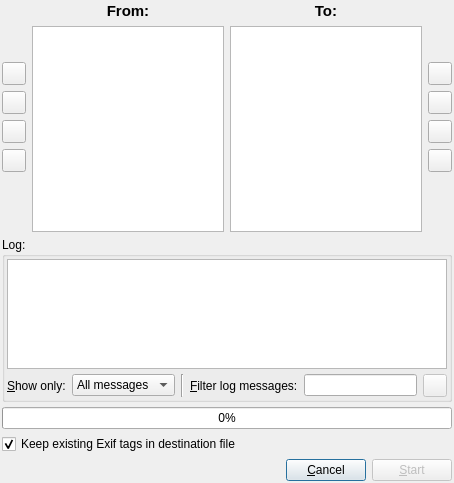
LuminanceHDR/LuminanceHDR, file src/TransplantExif/TransplantExifDialog.ui: the form before one commit.
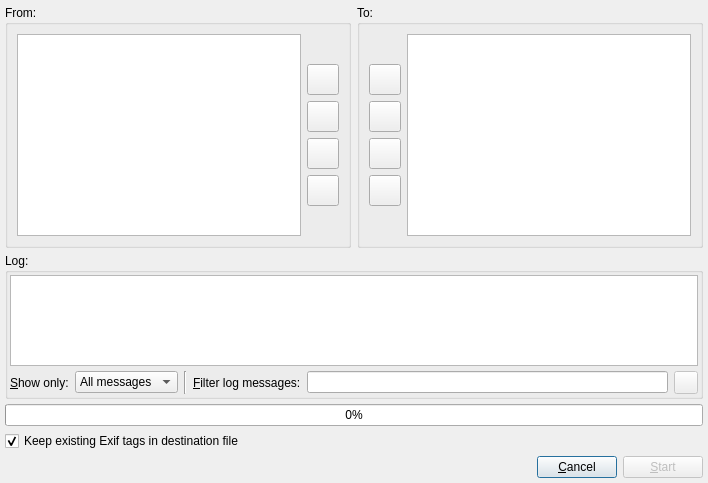
The form after the commit. Icons and pictures are not drawn.

Commit message: [GUI]: Modified BatchTMDialog and TransplantExifDialog

What changed in the file:
```diff
--- a/src/TransplantExif/TransplantExifDialog.ui
+++ b/src/TransplantExif/TransplantExifDialog.ui
@@ -1,12 +1,12 @@
 <ui version="4.0" >
  <author>Giuseppe Rota</author>
  <class>TransplantExifDialog</class>
- <widget class="QDialog" name="TransplantExifDialog" >
-  <property name="geometry" >
+ <widget class="QDialog" name="TransplantExifDialog">
+  <property name="geometry">
    <rect>
     <x>0</x>
     <y>0</y>
-    <width>454</width>
+    <width>708</width>
     <height>483</height>
    </rect>
   </property>
@@ -21,8 +21,8 @@
    <property name="spacing" >
     <number>5</number>
    </property>
-   <property name="margin" >
-    <number>2</number>
+   <property name="margin">
+    <number>5</number>
    </property>
    <item>
     <layout class="QHBoxLayout" >
@@ -33,122 +33,22 @@
       <number>0</number>
      </property>
      <item>
-      <layout class="QVBoxLayout" >
-       <property name="spacing" >
-        <number>6</number>
+      <widget class="QGroupBox" name="groupBox_2">
+       <property name="title">
+        <string>From:</string>
        </property>
-       <property name="margin" >
-        <number>0</number>
-       </property>
-       <item>
-        <spacer>
-         <property name="orientation" >
-          <enum>Qt::Vertical</enum>
-         </property>
-         <property name="sizeHint" stdset="0" >
-          <size>
-           <width>20</width>
-           <height>40</height>
-          </size>
-         </property>
-        </spacer>
-       </item>
-       <item>
-        <widget class="QToolButton" name="moveup_left_button" >
-         <property name="toolTip" >
-          <string>Move up selected file(s)</string>
-         </property>
-         <property name="icon" >
-          <iconset resource="../../icons.qrc" >
-           <normaloff>:/new/prefix1/images/uparrow.png</normaloff>:/new/prefix1/images/uparrow.png</iconset>
-         </property>
-         <property name="toolButtonStyle" >
-          <enum>Qt::ToolButtonTextUnderIcon</enum>
-         </property>
-        </widget>
-       </item>
-       <item>
-        <widget class="QToolButton" name="movedown_left_button" >
-         <property name="toolTip" >
-          <string>Move down selected file(s)</string>
-         </property>
-         <property name="icon" >
-          <iconset resource="../../icons.qrc" >
-           <normaloff>:/new/prefix1/images/downarrow.png</normaloff>:/new/prefix1/images/downarrow.png</iconset>
-         </property>
-         <property name="toolButtonStyle" >
-          <enum>Qt::ToolButtonTextUnderIcon</enum>
-         </property>
-        </widget>
-       </item>
-       <item>
-        <widget class="QToolButton" name="removeleft" >
-         <property name="toolTip" >
-          <string>Remove selected file(s) from the list</string>
-         </property>
-         <property name="icon" >
-          <iconset resource="../../icons.qrc" >
-           <normaloff>:/new/prefix1/images/remove.png</normaloff>:/new/prefix1/images/remove.png</iconset>
-         </property>
-         <property name="toolButtonStyle" >
-          <enum>Qt::ToolButtonTextUnderIcon</enum>
-         </property>
-        </widget>
-       </item>
-       <item>
-        <widget class="QToolButton" name="addleft" >
-         <property name="toolTip" >
-          <string>Append files to the list</string>
-         </property>
-         <property name="icon" >
-          <iconset resource="../../icons.qrc" >
-           <normaloff>:/new/prefix1/images/add.png</normaloff>:/new/prefix1/images/add.png</iconset>
-         </property>
-         <property name="toolButtonStyle" >
-          <enum>Qt::ToolButtonTextUnderIcon</enum>
-         </property>
-        </widget>
-       </item>
-       <item>
-        <spacer>
-         <property name="orientation" >
-          <enum>Qt::Vertical</enum>
-         </property>
-         <property name="sizeHint" stdset="0" >
-          <size>
-           <width>20</width>
-           <height>40</height>
-          </size>
-         </property>
-        </spacer>
-       </item>
-      </layout>
-     </item>
-     <item>
-      <layout class="QVBoxLayout" >
-       <property name="spacing" >
+       <layout class="QGridLayout" name="gridLayout">
+        <item row="0" column="0">
+         <layout class="QVBoxLayout" name="_2">
+          <property name="spacing">
         <number>6</number>
        </property>
-       <property name="margin" >
+          <property name="margin">
         <number>0</number>
        </property>
        <item>
-        <widget class="QLabel" name="label" >
-         <property name="text" >
-          <string>&lt;!DOCTYPE HTML PUBLIC "-//W3C//DTD HTML 4.0//EN" "http://www.w3.org/TR/REC-html40/strict.dtd">
-&lt;html>&lt;head>&lt;meta name="qrichtext" content="1" />&lt;style type="text/css">
-p, li { white-space: pre-wrap; }
-&lt;/style>&lt;/head>&lt;body style=" font-family:'DejaVu Sans'; font-size:9pt; font-weight:400; font-style:normal;">
-&lt;p style=" margin-top:0px; margin-bottom:0px; margin-left:0px; margin-right:0px; -qt-block-indent:0; text-indent:0px; font-family:'Sans Serif';">&lt;span style=" font-size:11pt; font-weight:600;">From:&lt;/span>&lt;/p>&lt;/body>&lt;/html></string>
-         </property>
-         <property name="alignment" >
-          <set>Qt::AlignCenter</set>
-         </property>
-        </widget>
-       </item>
-       <item>
-        <widget class="QListWidget" name="leftlist" >
-         <property name="editTriggers" >
+           <widget class="QListWidget" name="leftlist">
+            <property name="editTriggers">
           <set>QAbstractItemView::NoEditTriggers</set>
          </property>
          <property name="selectionMode" >
@@ -161,34 +61,142 @@
        </item>
       </layout>
      </item>
-     <item>
-      <layout class="QVBoxLayout" >
-       <property name="spacing" >
+        <item row="0" column="1">
+         <layout class="QVBoxLayout">
+          <property name="spacing">
         <number>6</number>
        </property>
-       <property name="margin" >
+          <property name="margin">
         <number>0</number>
        </property>
        <item>
-        <widget class="QLabel" name="Tolabel" >
-         <property name="layoutDirection" >
-          <enum>Qt::LeftToRight</enum>
-         </property>
-         <property name="text" >
-          <string>&lt;!DOCTYPE HTML PUBLIC "-//W3C//DTD HTML 4.0//EN" "http://www.w3.org/TR/REC-html40/strict.dtd">
-&lt;html>&lt;head>&lt;meta name="qrichtext" content="1" />&lt;style type="text/css">
-p, li { white-space: pre-wrap; }
-&lt;/style>&lt;/head>&lt;body style=" font-family:'DejaVu Sans'; font-size:9pt; font-weight:400; font-style:normal;">
-&lt;p style=" margin-top:0px; margin-bottom:0px; margin-left:0px; margin-right:0px; -qt-block-indent:0; text-indent:0px; font-family:'Sans Serif';">&lt;span style=" font-size:11pt; font-weight:600;">To:&lt;/span>&lt;/p>&lt;/body>&lt;/html></string>
-         </property>
-         <property name="alignment" >
-          <set>Qt::AlignCenter</set>
-         </property>
+           <spacer>
+            <property name="orientation">
+             <enum>Qt::Vertical</enum>
+            </property>
+            <property name="sizeHint" stdset="0">
+             <size>
+              <width>20</width>
+              <height>40</height>
+             </size>
+            </property>
+           </spacer>
+          </item>
+          <item>
+           <widget class="QToolButton" name="moveup_left_button">
+            <property name="toolTip">
+             <string>Move up selected file(s)</string>
+            </property>
+            <property name="icon">
+             <iconset resource="../../icons.qrc">
+              <normaloff>:/new/prefix1/images/uparrow.png</normaloff>:/new/prefix1/images/uparrow.png</iconset>
+            </property>
+            <property name="iconSize">
+             <size>
+              <width>24</width>
+              <height>24</height>
+             </size>
+            </property>
+            <property name="toolButtonStyle">
+             <enum>Qt::ToolButtonTextUnderIcon</enum>
+            </property>
         </widget>
        </item>
        <item>
-        <widget class="QListWidget" name="rightlist" >
-         <property name="editTriggers" >
+           <widget class="QToolButton" name="movedown_left_button">
+            <property name="toolTip">
+             <string>Move down selected file(s)</string>
+            </property>
+            <property name="icon">
+             <iconset resource="../../icons.qrc">
+              <normaloff>:/new/prefix1/images/downarrow.png</normaloff>:/new/prefix1/images/downarrow.png</iconset>
+            </property>
+            <property name="iconSize">
+             <size>
+              <width>24</width>
+              <height>24</height>
+             </size>
+            </property>
+            <property name="toolButtonStyle">
+             <enum>Qt::ToolButtonTextUnderIcon</enum>
+            </property>
+           </widget>
+          </item>
+          <item>
+           <widget class="QToolButton" name="removeleft">
+            <property name="toolTip">
+             <string>Remove selected file(s) from the list</string>
+            </property>
+            <property name="icon">
+             <iconset resource="../../icons.qrc">
+              <normaloff>:/new/prefix1/images/remove.png</normaloff>:/new/prefix1/images/remove.png</iconset>
+            </property>
+            <property name="iconSize">
+             <size>
+              <width>24</width>
+              <height>24</height>
+             </size>
+            </property>
+            <property name="toolButtonStyle">
+             <enum>Qt::ToolButtonTextUnderIcon</enum>
+            </property>
+           </widget>
+          </item>
+          <item>
+           <widget class="QToolButton" name="addleft">
+            <property name="toolTip">
+             <string>Append files to the list</string>
+            </property>
+            <property name="icon">
+             <iconset resource="../../icons.qrc">
+              <normaloff>:/new/prefix1/images/add.png</normaloff>:/new/prefix1/images/add.png</iconset>
+            </property>
+            <property name="iconSize">
+             <size>
+              <width>24</width>
+              <height>24</height>
+             </size>
+            </property>
+            <property name="toolButtonStyle">
+             <enum>Qt::ToolButtonTextUnderIcon</enum>
+            </property>
+           </widget>
+          </item>
+          <item>
+           <spacer>
+            <property name="orientation">
+             <enum>Qt::Vertical</enum>
+            </property>
+            <property name="sizeHint" stdset="0">
+             <size>
+              <width>20</width>
+              <height>40</height>
+             </size>
+            </property>
+           </spacer>
+          </item>
+         </layout>
+        </item>
+       </layout>
+      </widget>
+     </item>
+     <item>
+      <widget class="QGroupBox" name="groupBox_3">
+       <property name="title">
+        <string>To:</string>
+       </property>
+       <layout class="QGridLayout" name="gridLayout_2">
+        <item row="0" column="1">
+         <layout class="QVBoxLayout" name="_3">
+          <property name="spacing">
+           <number>6</number>
+          </property>
+          <property name="margin">
+           <number>0</number>
+          </property>
+          <item>
+           <widget class="QListWidget" name="rightlist">
+            <property name="editTriggers">
           <set>QAbstractItemView::NoEditTriggers</set>
          </property>
          <property name="selectionMode" >
@@ -198,9 +206,9 @@
        </item>
       </layout>
      </item>
-     <item>
-      <layout class="QVBoxLayout" >
-       <property name="spacing" >
+        <item row="0" column="0">
+         <layout class="QVBoxLayout">
+          <property name="spacing">
         <number>6</number>
        </property>
        <property name="margin" >
@@ -220,57 +228,81 @@
         </spacer>
        </item>
        <item>
-        <widget class="QToolButton" name="moveup_right_button" >
-         <property name="toolTip" >
+           <widget class="QToolButton" name="moveup_right_button">
+            <property name="toolTip">
           <string>Move up selected file(s)</string>
          </property>
          <property name="icon" >
           <iconset resource="../../icons.qrc" >
            <normaloff>:/new/prefix1/images/uparrow.png</normaloff>:/new/prefix1/images/uparrow.png</iconset>
          </property>
-         <property name="toolButtonStyle" >
+            <property name="iconSize">
+             <size>
+              <width>24</width>
+              <height>24</height>
+             </size>
+            </property>
+            <property name="toolButtonStyle">
           <enum>Qt::ToolButtonTextUnderIcon</enum>
          </property>
         </widget>
        </item>
        <item>
-        <widget class="QToolButton" name="movedown_right_button" >
-         <property name="toolTip" >
+           <widget class="QToolButton" name="movedown_right_button">
+            <property name="toolTip">
           <string>Move down selected file(s)</string>
          </property>
          <property name="icon" >
           <iconset resource="../../icons.qrc" >
            <normaloff>:/new/prefix1/images/downarrow.png</normaloff>:/new/prefix1/images/downarrow.png</iconset>
          </property>
-         <property name="toolButtonStyle" >
+            <property name="iconSize">
+             <size>
+              <width>24</width>
+              <height>24</height>
+             </size>
+            </property>
+            <property name="toolButtonStyle">
           <enum>Qt::ToolButtonTextUnderIcon</enum>
          </property>
         </widget>
        </item>
        <item>
-        <widget class="QToolButton" name="removeright" >
-         <property name="toolTip" >
+           <widget class="QToolButton" name="removeright">
+            <property name="toolTip">
           <string>Remove selected file(s) from the list</string>
          </property>
          <property name="icon" >
           <iconset resource="../../icons.qrc" >
            <normaloff>:/new/prefix1/images/remove.png</normaloff>:/new/prefix1/images/remove.png</iconset>
          </property>
-         <property name="toolButtonStyle" >
+            <property name="iconSize">
+             <size>
+              <width>24</width>
+              <height>24</height>
+             </size>
+            </property>
+            <property name="toolButtonStyle">
           <enum>Qt::ToolButtonTextUnderIcon</enum>
          </property>
         </widget>
        </item>
        <item>
-        <widget class="QToolButton" name="addright" >
-         <property name="toolTip" >
+           <widget class="QToolButton" name="addright">
+            <property name="toolTip">
           <string>Append files to the list</string>
          </property>
          <property name="icon" >
           <iconset resource="../../icons.qrc" >
            <normaloff>:/new/prefix1/images/add.png</normaloff>:/new/prefix1/images/add.png</iconset>
          </property>
-         <property name="toolButtonStyle" >
+            <property name="iconSize">
+             <size>
+              <width>24</width>
+              <height>24</height>
+             </size>
+            </property>
+            <property name="toolButtonStyle">
           <enum>Qt::ToolButtonTextUnderIcon</enum>
          </property>
         </widget>
@@ -291,23 +323,26 @@
       </layout>
      </item>
     </layout>
+      </widget>
+     </item>
+    </layout>
    </item>
    <item>
     <widget class="QGroupBox" name="groupBox" >
      <property name="title" >
       <string>Log:</string>
      </property>
-     <layout class="QVBoxLayout" >
-      <property name="spacing" >
+     <layout class="QVBoxLayout">
+      <property name="spacing">
        <number>5</number>
       </property>
-      <property name="margin" >
+      <property name="margin">
        <number>2</number>
       </property>
       <item>
-       <widget class="QListView" name="Log_Widget" >
-        <property name="sizePolicy" >
-         <sizepolicy vsizetype="Preferred" hsizetype="Preferred" >
+       <widget class="QListView" name="Log_Widget">
+        <property name="sizePolicy">
+         <sizepolicy hsizetype="Preferred" vsizetype="Preferred">
           <horstretch>0</horstretch>
           <verstretch>0</verstretch>
          </sizepolicy>
@@ -333,16 +368,16 @@
        </widget>
       </item>
       <item>
-       <layout class="QHBoxLayout" >
-        <property name="spacing" >
+       <layout class="QHBoxLayout">
+        <property name="spacing">
          <number>6</number>
         </property>
-        <property name="margin" >
+        <property name="margin">
          <number>0</number>
         </property>
         <item>
-         <widget class="QLabel" name="filterLabel1" >
-          <property name="text" >
+         <widget class="QLabel" name="filterLabel1">
+          <property name="text">
            <string>&amp;Show only:</string>
           </property>
           <property name="buddy" >
@@ -351,8 +386,8 @@
          </widget>
         </item>
         <item>
-         <widget class="QComboBox" name="filterComboBox" >
-          <property name="toolTip" >
+         <widget class="QComboBox" name="filterComboBox">
+          <property name="toolTip">
            <string>Filter messages based on severity</string>
           </property>
           <item>
@@ -368,15 +403,15 @@
          </widget>
         </item>
         <item>
-         <widget class="Line" name="line" >
-          <property name="orientation" >
+         <widget class="Line" name="line">
+          <property name="orientation">
            <enum>Qt::Vertical</enum>
           </property>
          </widget>
         </item>
         <item>
-         <widget class="QLabel" name="filterLabel2" >
-          <property name="text" >
+         <widget class="QLabel" name="filterLabel2">
+          <property name="text">
            <string>&amp;Filter log messages:</string>
           </property>
           <property name="buddy" >
@@ -385,11 +420,11 @@
          </widget>
         </item>
         <item>
-         <widget class="QLineEdit" name="filterLineEdit" />
+         <widget class="QLineEdit" name="filterLineEdit"/>
         </item>
         <item>
-         <widget class="QToolButton" name="clearTextToolButton" >
-          <property name="enabled" >
+         <widget class="QToolButton" name="clearTextToolButton">
+          <property name="enabled">
            <bool>false</bool>
           </property>
           <property name="toolTip" >
@@ -430,11 +465,11 @@
     </widget>
    </item>
    <item>
-    <layout class="QHBoxLayout" >
-     <property name="spacing" >
+    <layout class="QHBoxLayout">
+     <property name="spacing">
       <number>6</number>
      </property>
-     <property name="margin" >
+     <property name="margin">
       <number>0</number>
      </property>
      <item>
@@ -451,15 +486,15 @@
       </spacer>
      </item>
      <item>
-      <widget class="QPushButton" name="cancelbutton" >
-       <property name="text" >
+      <widget class="QPushButton" name="cancelbutton">
+       <property name="text">
         <string>&amp;Cancel</string>
        </property>
       </widget>
      </item>
      <item>
-      <widget class="QPushButton" name="TransplantButton" >
-       <property name="enabled" >
+      <widget class="QPushButton" name="TransplantButton">
+       <property name="enabled">
         <bool>false</bool>
        </property>
        <property name="text" >
```
Left out of the diff: 109 changed lines with no effect on the pictures. Lines whose indentation alone changed are shown as unchanged. The commit also changes 1 other file.
